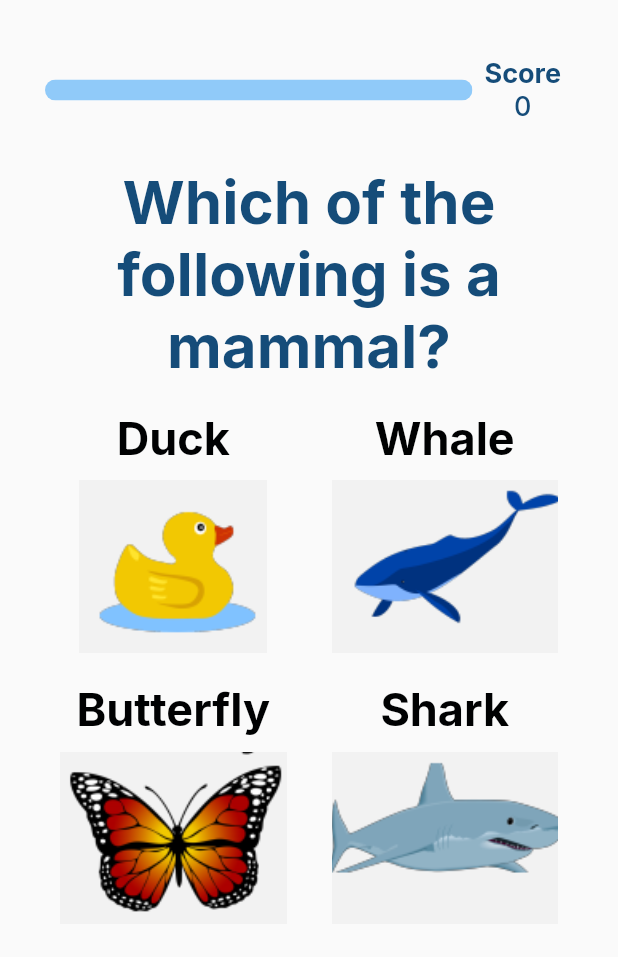
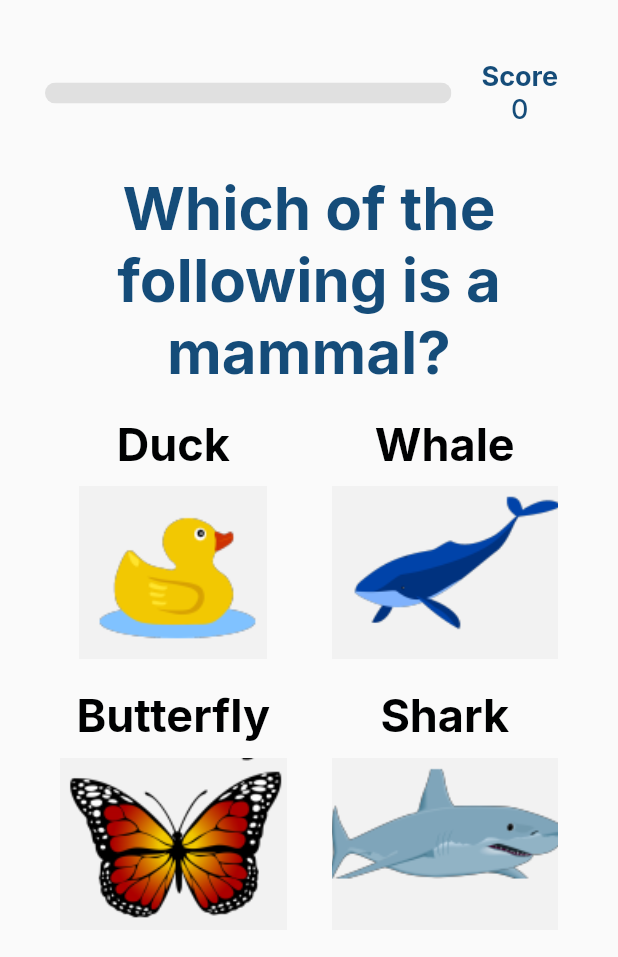
Before and after one commit to winsonhys/bluente-technical, a Flutter app: the screen it shows after launch, on a phone screen of 412 x 824 dp. Shown: the top 957 px of the screen. Run offline on Flutter 3.47's test engine with Material 2 defaults, Android fonts, the phone set to English and light mode, and no system bars; our stand-ins replace flutter_bloc, flutter_hooks, get, google_fonts.

```diff
--- a/lib/main.dart
+++ b/lib/main.dart
@@ -47,64 +47,18 @@ class MyApp extends StatelessWidget {
                         BlocProvider(
                             create: (context) => AnswerSelectionCubit())
                       ],
-                      child: const QuestionnaireScreen(),
+                      child: const SafeArea(
+                          child:
+                              QuestionnaireScreen()), // Because we do not use app bar, it is better to wrap this in SafeArea.
                     )))),
         GetPage(
             name: "/result",
             page: () => const Scaffold(
-                  body: Result(),
+                  body: SafeArea(
+                      child:
+                          Result()), // Because we do not use app bar, it is better to wrap this in SafeArea.
                 ))
       ],
     );
   }
 }
-
-class MyHomePage extends StatefulWidget {
-  const MyHomePage({Key? key, required this.title}) : super(key: key);
-
-  // This widget is the home page of your application. It is stateful, meaning
-  // that it has a State object (defined below) that contains fields that affect
-  // how it looks.
-
-  // This class is the configuration for the state. It holds the values (in this
-  // case the title) provided by the parent (in this case the App widget) and
-  // used by the build method of the State. Fields in a Widget subclass are
-  // always marked "final".
-
-  final String title;
-
-  @override
-  State<MyHomePage> createState() => _MyHomePageState();
-}
-
-class _MyHomePageState extends State<MyHomePage> {
-  int _counter = 0;
-
-  void _incrementCounter() {
-    setState(() {
-      // This call to setState tells the Flutter framework that something has
-      // changed in this State, which causes it to rerun the build method below
-      // so that the display can reflect the updated values. If we changed
-      // _counter without calling setState(), then the build method would not be
-      // called again, and so nothing would appear to happen.
-      _counter++;
-    });
-  }
-
-  @override
-  Widget build(BuildContext context) {
-    // This method is rerun every time setState is called, for instance as done
-    // by the _incrementCounter method above.
-    //
-    // The Flutter framework has been optimized to make rerunning build methods
-    // fast, so that you can just rebuild anything that needs updating rather
-    // than having to individually change instances of widgets.
-    return Scaffold(
-        appBar: AppBar(
-          // Here we take the value from the MyHomePage object that was created by
-          // the App.build method, and use it to set our appbar title.
-          title: Text(widget.title),
-        ),
-        body: const QuestionnaireScreen());
-  }
-}
--- a/lib/questionnaire/presentation/bloc/question_number_cubit.dart
+++ b/lib/questionnaire/presentation/bloc/question_number_cubit.dart
@@ -18,4 +18,9 @@ class QuestionCubit extends Cubit<QuestionData> {
   bool areQuestionsFinished() {
     return currentQuestionIndex >= state.totalNumberOfQuestions;
   }
+
+  void reset() {
+    currentQuestionIndex = 0;
+    emit(QuestionData(currentQuestionIndex));
+  }
 }
--- a/lib/questionnaire/presentation/bloc/score_cubit.dart
+++ b/lib/questionnaire/presentation/bloc/score_cubit.dart
@@ -4,4 +4,5 @@ class ScoreCubit extends Cubit<int> {
   ScoreCubit() : super(0);
 
   void increment() => emit(state + 1);
+  void reset() => emit(0);
 }
--- a/lib/questionnaire/presentation/progress/progress.dart
+++ b/lib/questionnaire/presentation/progress/progress.dart
@@ -1,6 +1,7 @@
 import 'package:flutter/material.dart';
 import 'package:flutter_bloc/flutter_bloc.dart';
 import 'package:flutter_hooks/flutter_hooks.dart';
+import 'package:google_fonts/google_fonts.dart';
 import 'package:my_app/questionnaire/presentation/bloc/question_number_cubit.dart';
 import 'package:my_app/questionnaire/presentation/bloc/score_cubit.dart';
 
@@ -24,8 +25,10 @@ class _ProgressState extends State<Progress> {
       });
 
     late final animation = Tween<double>(
-            begin: (questionCubit.state.index - 1) / 3,
-            end: questionCubit.state.index / 3)
+            begin: (questionCubit.state.index - 1) /
+                questionCubit.state.totalNumberOfQuestions,
+            end: questionCubit.state.index /
+                questionCubit.state.totalNumberOfQuestions)
         .animate(animationController);
 
     questionCubit.stream.listen((event) {
@@ -43,18 +46,21 @@ class _ProgressState extends State<Progress> {
                 child: Container(
                   // margin: const EdgeInsets.only(right: 10),
                   child: LinearProgressIndicator(
-                      value: animation.value, minHeight: 14),
+                      valueColor:
+                          AlwaysStoppedAnimation<Color>(Colors.green.shade300),
+                      backgroundColor: Colors.grey.shade300,
+                      value: animation.value,
+                      minHeight: 14),
                 ))),
         Padding(
-          padding: const EdgeInsets.all(8.0),
+          padding: const EdgeInsets.fromLTRB(20, 10, 10, 10),
           child: Column(
             mainAxisSize: MainAxisSize.min,
             children: [
               Text("Score",
-                  style: Theme.of(context)
-                      .textTheme
-                      .bodyText1
-                      ?.copyWith(fontWeight: FontWeight.bold)),
+                  style: GoogleFonts.inter(
+                      textStyle: Theme.of(context).textTheme.bodyText1,
+                      fontWeight: FontWeight.bold)),
               Text(score.toString(),
                   style: Theme.of(context).textTheme.bodyText1)
             ],
--- a/lib/questionnaire/presentation/questions/widgets/answer.dart
+++ b/lib/questionnaire/presentation/questions/widgets/answer.dart
@@ -79,7 +79,7 @@ class _AnswerState extends State<Answer> {
                   Text(
                     answerData.value,
                     style: Theme.of(context).textTheme.headline5?.merge(
-                        _isSelected
+                        showPostSelection
                             ? TextStyle(color: selectionColors.textColor)
                             : const TextStyle()),
                   ),
--- a/lib/questionnaire/questionnaire.dart
+++ b/lib/questionnaire/questionnaire.dart
@@ -12,22 +12,8 @@ import 'package:my_app/questionnaire/presentation/explanation/explanation_card.d
 import 'package:my_app/questionnaire/presentation/progress/progress.dart';
 import 'package:my_app/questionnaire/presentation/questions/questions.dart';
 
-class QuestionnaireScreen extends StatelessWidget {
+class QuestionnaireScreen extends HookWidget {
   const QuestionnaireScreen({Key? key}) : super(key: key);
-
-  @override
-  Widget build(BuildContext context) {
-    return Container(
-      child: BlocProvider<ScoreCubit>(
-        create: (context) => ScoreCubit(),
-        child: const _QuestionnaireView(),
-      ),
-    );
-  }
-}
-
-class _QuestionnaireView extends HookWidget {
-  const _QuestionnaireView({Key? key}) : super(key: key);
 
   gotoNextQuestion(BuildContext context) {
     BlocProvider.of<AnswerSelectionCubit>(context, listen: false).reset();
@@ -42,9 +28,9 @@ class _QuestionnaireView extends HookWidget {
   }
 
   dispose(BuildContext context) {
-    BlocProvider.of<AnswerSelectionCubit>(context, listen: false).close();
-    BlocProvider.of<QuestionCubit>(context, listen: false).close();
-    BlocProvider.of<ScoreCubit>(context, listen: false).close();
+    BlocProvider.of<AnswerSelectionCubit>(context, listen: false).reset();
+    BlocProvider.of<QuestionCubit>(context, listen: false).reset();
+    BlocProvider.of<ScoreCubit>(context, listen: false).reset();
   }
 
   onFinishQuestion(BuildContext context) {
```
Also changed, not shown: lib/result/result.dart (+43 -8 lines).
